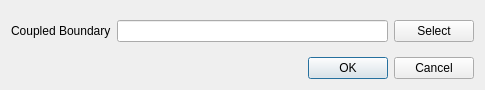
Before: the Qt Designer form view/setup/boundary_conditions/cyclic_dialog.ui in nextfoam/baram, drawn with Qt 5.
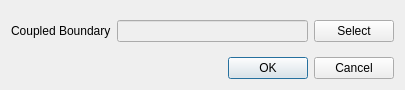
After: the same form once the commit is applied.

Patch:
```diff
--- a/view/setup/boundary_conditions/cyclic_dialog.ui
+++ b/view/setup/boundary_conditions/cyclic_dialog.ui
@@ -6,7 +6,7 @@
    <rect>
     <x>0</x>
     <y>0</y>
-    <width>485</width>
+    <width>405</width>
     <height>90</height>
    </rect>
   </property>
@@ -31,7 +31,11 @@
        </widget>
       </item>
       <item>
-       <widget class="QLineEdit" name="coupledBoundary"/>
+       <widget class="QLineEdit" name="coupledBoundary">
+        <property name="enabled">
+         <bool>false</bool>
+        </property>
+       </widget>
       </item>
       <item>
        <widget class="QPushButton" name="select">
```
